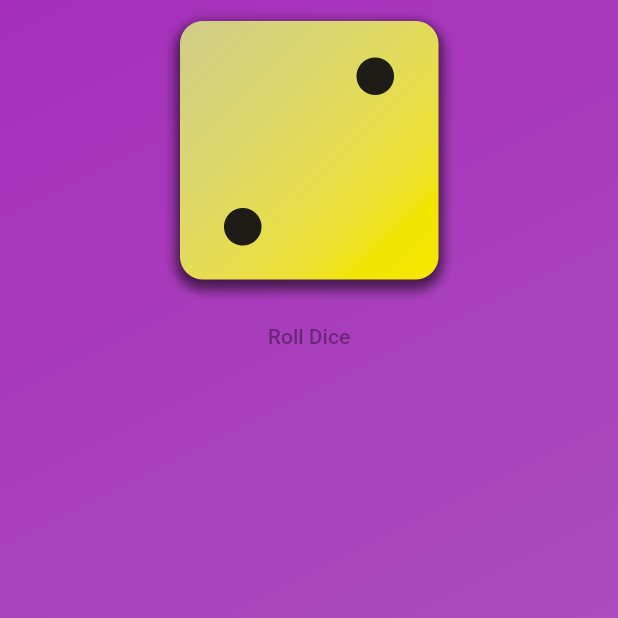
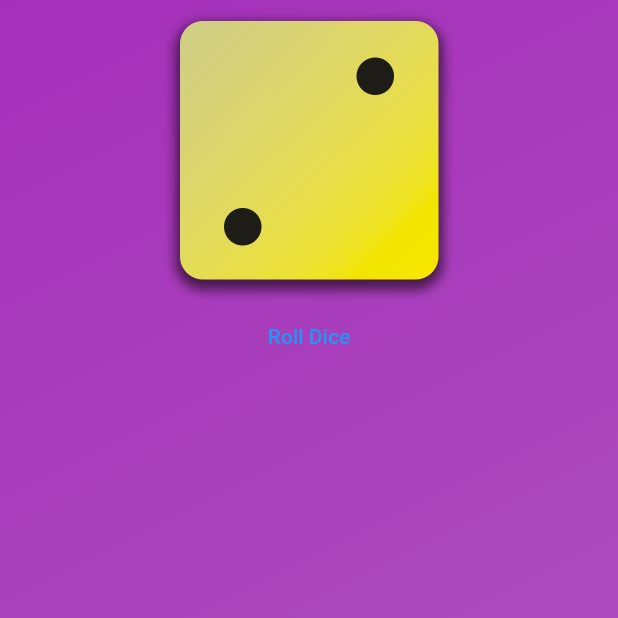
Before and after one commit to adogbeji/FlutterFirstApp, a Flutter app: the screen it shows after launch, on a phone screen of 412 x 824 dp, the top half of it. Run offline on Flutter 3.47's test engine with Material 2 defaults, Android fonts, the phone set to English and light mode, and no system bars.

Commit message:
Add onPressed function to TextButton in GradientContainer

```diff
--- a/lib/gradient_container.dart
+++ b/lib/gradient_container.dart
@@ -8,6 +8,8 @@ class GradientContainer extends StatelessWidget {
 
   final Color startColour;
   final Color endColour;
+
+  void rollDice() {}
 
   @override
   Widget build(context) {
@@ -32,10 +34,10 @@ class GradientContainer extends StatelessWidget {
               'assets/images/dice-2.png',
               width: 200,
             ),
-            const TextButton(
-              onPressed: null,
-              child: Text('Roll Dice')
-            )
+            TextButton(
+              onPressed: rollDice,
+              child: const Text('Roll Dice')
+            ),
           ],
         ),
       ),
```
